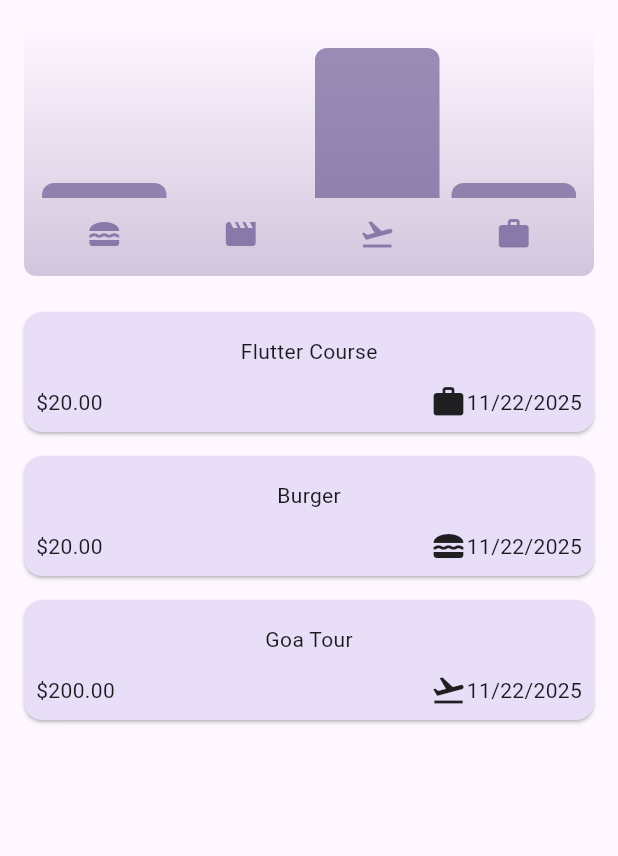
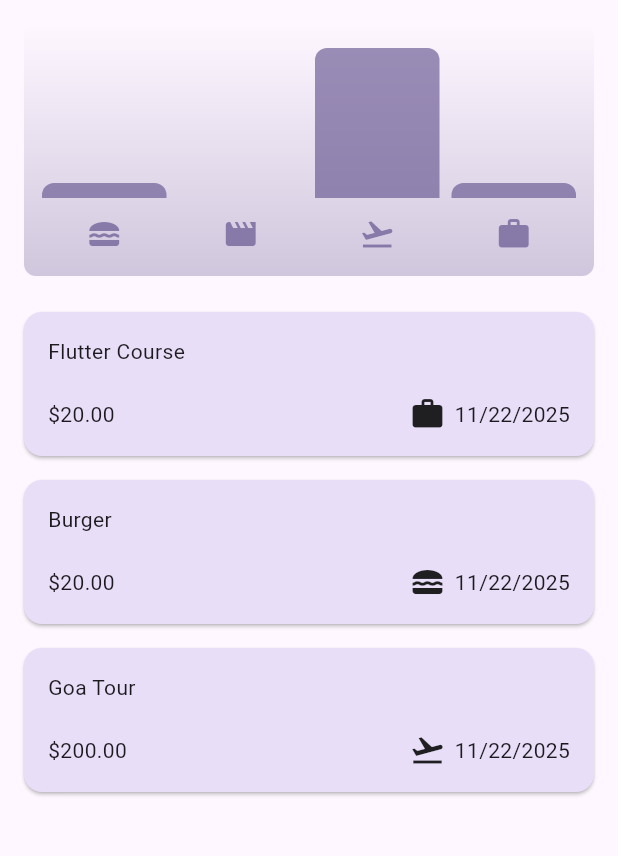
Before and after one commit to saieesh1997/Expense_Tracker, a Flutter app: the screen it shows after launch, on a phone screen of 412 x 824 dp, the part 84-940 px from its top. Run offline on Flutter 3.47's test engine with Material 3 defaults, Android fonts, the phone set to English and light mode, and no system bars; missing offline and left inert: dart:ffi.

Commit message:
Expense Tracker project completed

```diff
--- a/lib/expense.dart
+++ b/lib/expense.dart
@@ -35,7 +35,8 @@ class _ExpenseState extends State<Expense> {
 
   void _onPressedBottomSheet() {
     showModalBottomSheet(
-      // isScrollControlled: true,
+      useSafeArea: true,
+      isScrollControlled: true,
       context: context,
       builder: (ctx) => NewExpense(onAddExpense: _addExpense),
     );
@@ -71,6 +72,7 @@ class _ExpenseState extends State<Expense> {
 
   @override
   Widget build(BuildContext context) {
+    final width = MediaQuery.of(context).size.width;
     Widget maincontent = Center(
       child: Text("No Expenses Found, Add some By Clicking on + button!"),
     );
@@ -100,12 +102,28 @@ class _ExpenseState extends State<Expense> {
           ),
         ],
       ),
-      body: Column(
-        children: [
-          SizedBox(height: 200, child: Chart(expenses: _registeredExpenseList)),
-          Expanded(child: maincontent),
-        ],
-      ),
+      body:
+          width < 600
+              ? Column(
+                children: [
+                  SizedBox(
+                    height: 200,
+                    child: Chart(expenses: _registeredExpenseList),
+                  ),
+                  Expanded(child: maincontent),
+                ],
+              )
+              : Row(
+                children: [
+                  Expanded(
+                    child: SizedBox(
+                      height: 200,
+                      child: Chart(expenses: _registeredExpenseList),
+                    ),
+                  ),
+                  Expanded(child: maincontent),
+                ],
+              ),
     );
   }
 }
--- a/lib/main.dart
+++ b/lib/main.dart
@@ -15,6 +15,7 @@ class MyApp extends StatelessWidget {
   @override
   Widget build(BuildContext context) {
     return MaterialApp(
+      debugShowCheckedModeBanner: false,
       theme: ThemeData().copyWith(
         useMaterial3: true,
         colorScheme: kColorScheme,
--- a/lib/widgets/create_new_expense.dart
+++ b/lib/widgets/create_new_expense.dart
@@ -1,3 +1,5 @@
+import 'dart:ffi';
+
 import 'package:expense_tracker/Models/expense_model.dart';
 import 'package:flutter/material.dart';
 
@@ -141,6 +143,7 @@ class _NewExpenseState extends State<NewExpense> {
                 },
                 child: Text("Cancel"),
               ),
+              SizedBox(width: 8),
               ElevatedButton(
                 onPressed: () {
                   _submitExpenseData();
--- a/lib/widgets/expense_item.dart
+++ b/lib/widgets/expense_item.dart
@@ -12,24 +12,28 @@ class ExpenseItem extends StatelessWidget {
       child: Padding(
         padding: const EdgeInsets.all(8.0),
         child: Column(
+          crossAxisAlignment: CrossAxisAlignment.start,
           children: [
             Padding(
               padding: const EdgeInsets.all(8.0),
               child: Text(expense.title),
             ),
             SizedBox(height: 4),
-            Row(
+            Padding(
+              padding: const EdgeInsets.all(8.0),
+              child: Row(
                 children: [
                   Text('\$${expense.amount.toStringAsFixed(2)}'),
                   Spacer(),
                   Row(
                     children: [
                       Icon(categoryIcons[expense.category]),
-                    SizedBox(height: 8),
+                      SizedBox(width: 6),
                       Text(expense.formattedDate),
                     ],
                   ),
                 ],
+              ),
             ),
           ],
         ),
```
Lines whose indentation alone changed are shown as unchanged.
